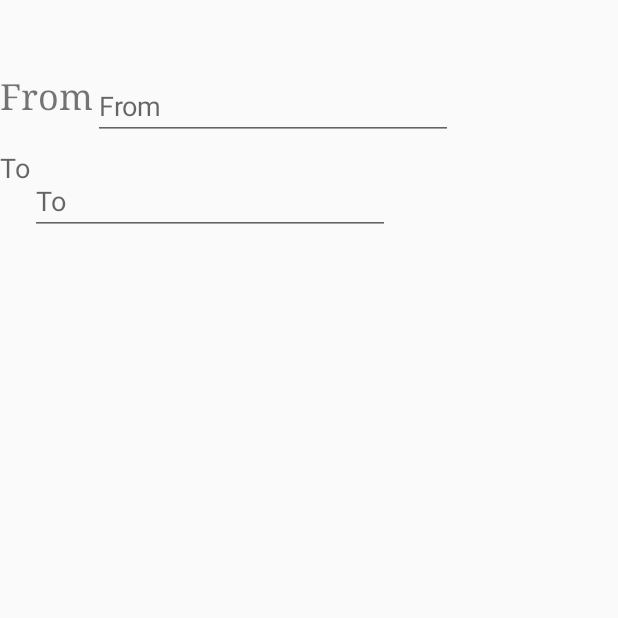
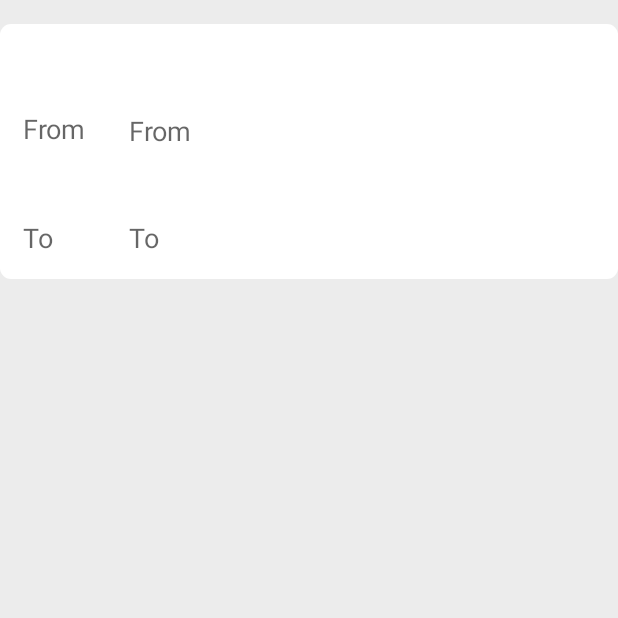
Before and after one commit to sathvisiva/Learning, an Android app: the screen it shows after launch (MainActivity), on a phone screen of 412 x 824 dp, the top half of it. Run offline under Robolectric (Android 15) with nearby library versions, the phone set to English and light mode, and no system bars.

Commit message:
changed layout

```diff
--- a/app/src/main/java/setc/com/learning1/DummyDB.java
+++ b/app/src/main/java/setc/com/learning1/DummyDB.java
@@ -13,7 +13,7 @@ public class DummyDB {
 
     public DummyDB() {
 
-        String data = "Chennai,Coimbatore,cuddalore"+
+        String data = "Chennai,Coimbatore,cuddalore,"+
                 "Argentina,	Armenia, Australia,	Austria,Azerbaijan,Bahamas,Bahrain,Bangladesh,Barbados,"+
 
                 "United Kingdom,United States,Uruguay,Uzbekistan,Vanuatu,Vatican City,Venezuela,Vietnam,Yemen,Zambia,Zimbabwe";
@@ -42,6 +42,7 @@ public class DummyDB {
         }
         String[] matched1 = new String[matched.size()];
        matched1 = matched.toArray(matched1);
+        matched1  = (matched1.length == 0) ? matched1 : matched1;
         return matched1;
     }
 
--- a/app/src/main/java/setc/com/learning1/MainActivity.java
+++ b/app/src/main/java/setc/com/learning1/MainActivity.java
@@ -37,13 +37,17 @@ public class MainActivity extends Activity {
     private LinearLayout mSecondGroup;
     private View mFirstSpacer, mSecondSpacer;
     private EditText mTv2, mTv7;
-    private String[] myDataset ;
+    private EditText focused;
+    private String[] RecentSearch = {"Chennai", "Trichy","madurai","Coimbatore" };
+    private String[] myDataset;
     private TimeInterpolator ANIMATION_INTERPOLATOR = new DecelerateInterpolator();
     private int ANIMATION_DURATION = 3500;
     private int mHalfHeight;
     private CustomAnimator animator = new CustomAnimator(); // added for custom animator
     DummyDB db = new DummyDB();
     private static Context context;
+    private RecyclerView mRecyclerView;
+
 
     @Override
     protected void onCreate(Bundle savedInstanceState) {
@@ -63,43 +67,50 @@ public class MainActivity extends Activity {
         });
 
         setContentView(view);
+        retrieveViews();
 
 
-        retrieveViews();
+
+
+
+
+        mRecyclerView = (RecyclerView) findViewById(R.id.recyclerView);
+        myDataset = RecentSearch;
+        mRecyclerView.setLayoutManager(new LinearLayoutManager(this));
+        MyAdapter mAdapter = new MyAdapter(myDataset,context,mTv2);
+        mRecyclerView.setAdapter(mAdapter);
+        mRecyclerView.setItemAnimator(new DefaultItemAnimator());
+        mRecyclerView.addOnItemTouchListener(new RecyclerItemClickListener(
+                getApplicationContext(),
+                new RecyclerItemClickListener.OnItemClickListener() {
+                    @Override
+                    public void onItemClick(View view, int position) {
+                        focused.setText(myDataset[position]);
+                        stopAnimation();
+                        myDataset = RecentSearch;
+
+                    }
+                }));
 
         mTv2.setOnFocusChangeListener(new View.OnFocusChangeListener() {
             @Override
             public void onFocusChange(View v, boolean hasFocus) {
-                startAnimation();
+                focused = mTv2;
+                startAnimation(mTv2);
             }
         });
-
-
-
-
-/*    mTv1.setOnClickListener(new View.OnClickListener() {
+        mTv7.setOnFocusChangeListener(new View.OnFocusChangeListener() {
             @Override
-        public void onClick(View v) {
-            stopAnimation();
-        }
-    }); */
-
-        RecyclerView mRecyclerView = (RecyclerView) findViewById(R.id.recyclerView);
-
-        mRecyclerView.setLayoutManager(new LinearLayoutManager(this));
+            public void onFocusChange(View v, boolean hasFocus) {
+                focused = mTv7;
+                myDataset = RecentSearch;
                 MyAdapter mAdapter = new MyAdapter(myDataset,context,mTv2);
                 mRecyclerView.setAdapter(mAdapter);
-        mRecyclerView.setItemAnimator(new DefaultItemAnimator());
-    /*    mRecyclerView.addOnItemTouchListener(new RecyclerItemClickListener(
-                getApplicationContext(),
-                new RecyclerItemClickListener.OnItemClickListener() {
-                    @Override
-                    public void onItemClick(View view, int position) {
-                        mTv2.setText(myDataset[position]);
-                        stopAnimation();
+                mAdapter.notifyDataSetChanged();
+                startAnimation(mTv7);
 
             }
-                }));*/
+        });
 
         mTv2.addTextChangedListener(new TextWatcher() {
 
@@ -116,9 +127,35 @@ public class MainActivity extends Activity {
             public void afterTextChanged(Editable s) {
                 RecyclerView mRecyclerView = (RecyclerView) findViewById(R.id.recyclerView);
                 String theText = s.toString();
+                System.out.println(theText);
+                if(theText.length() == 1){
+                    myDataset = RecentSearch;
+                }else
+                    myDataset = db.getCityList(theText);
+                MyAdapter mAdapter = new MyAdapter(myDataset,context,mTv2);
+                mRecyclerView.setAdapter(mAdapter);
+                mAdapter.notifyDataSetChanged();
+            }
+        });
+
+        mTv7.addTextChangedListener(new TextWatcher() {
+
+            @Override
+            public void onTextChanged(CharSequence s, int start, int before, int count) {
+            }
+
+            @Override
+            public void beforeTextChanged(CharSequence s, int start, int count,
+                                          int after) {
+            }
+
+            @Override
+            public void afterTextChanged(Editable s) {
+                RecyclerView mRecyclerView = (RecyclerView) findViewById(R.id.recyclerView);
+                String theText = s.toString();
                 myDataset = db.getCityList(theText);
 
-                MyAdapter mAdapter = new MyAdapter(myDataset,context,mTv2);
+                MyAdapter mAdapter = new MyAdapter(myDataset,context,mTv7);
                 mRecyclerView.setAdapter(mAdapter);
                 mAdapter.notifyDataSetChanged();
             }
@@ -136,7 +173,8 @@ public class MainActivity extends Activity {
         mTv1 = (TextView) findViewById(R.id.from);
         mTv2 = (EditText) findViewById(R.id.editText);
         mTv3 = (TextView) findViewById(R.id.textView2);
-      /*  mTv7 = (AutoCompleteTextView) findViewById(R.id.autoCompleteTextView2);*/
+        mTv7 = (EditText)findViewById(R.id.editText2);
+
         mFirstSpacer = findViewById(R.id.first_spacer);
 
         mSecondGroup = (LinearLayout) findViewById(R.id.second_group_container);
@@ -149,22 +187,15 @@ public class MainActivity extends Activity {
         mEditFragmentContainer = (FrameLayout) findViewById(R.id.edit_mode_fragment_container);
     }
 
-    private void startAnimation() {
+    private void startAnimation(View viewStick) {
+        final View viewStick1 = viewStick;
         new Handler().postDelayed(new Runnable() {
             @Override
             public void run() {
-                animator.setAnimatorViews(mMainContainer, mTv2, mFirstGroup, Arrays.asList(new View[]{mSecondGroup, mSecondSpacer}), mFirstSpacer, mEditModeContainer, Arrays.asList(new View[]{}));
-			//animator.setAnimatorViews(mMainContainer, mTv4, mSecondGroup, Arrays.asList(new View[]{}), mSecondSpacer, mEditModeContainer, Arrays.asList(new View[]{mFirstGroup, mFirstSpacer}));
+                animator.setAnimatorViews(mMainContainer, viewStick1, mFirstGroup, Arrays.asList(new View[]{mSecondGroup, mSecondSpacer}), mFirstSpacer, mEditModeContainer, Arrays.asList(new View[]{}));
                 animator.prepareAnimation();
                 animator.start();
 
-        /*        new Handler().postDelayed(new Runnable() {
-                    @Override
-                    public void run() {
-                        animator.prepareRevert();
-                        animator.start();
-                    }
-                }, 6000);*/
             }
         }, 600);
     }
--- a/app/src/main/java/setc/com/learning1/MyAdapter.java
+++ b/app/src/main/java/setc/com/learning1/MyAdapter.java
@@ -9,7 +9,7 @@ import android.view.View;
 import android.view.ViewGroup;
 import android.widget.TextView;
 import android.content.Context;
-public class MyAdapter extends RecyclerView.Adapter<MyAdapter.ViewHolder> implements View.OnClickListener {
+public class MyAdapter extends RecyclerView.Adapter<MyAdapter.ViewHolder>  {
     private String[] itemsData;
     private static Context sContext;
     private TextView mfocused;
@@ -27,7 +27,7 @@ public class MyAdapter extends RecyclerView.Adapter<MyAdapter.ViewHolder> implem
                 .inflate(R.layout.item_layout, null);
 // create ViewHolder
         ViewHolder viewHolder = new ViewHolder(itemLayoutView);
-        viewHolder.txtViewTitle.setOnClickListener(MyAdapter.this);
+   //     viewHolder.txtViewTitle.setOnClickListener(MyAdapter.this);
         viewHolder.txtViewTitle.setTag(viewHolder);
         return viewHolder;
     }
@@ -56,14 +56,6 @@ public class MyAdapter extends RecyclerView.Adapter<MyAdapter.ViewHolder> implem
         return len;
     }
 
-    @Override
-    public void onClick(View view){
-            ViewHolder viewHolder = (ViewHolder) view.getTag();
-        if(view.getId() == viewHolder.txtViewTitle.getId()){
-            this.mfocused.setText(viewHolder.txtViewTitle.getText());
-            System.out.println(viewHolder.txtViewTitle.getText());
 
-        }
-    }
 
 }
--- /dev/null
+++ b/app/src/main/res/drawable/bg.xml
@@ -0,0 +1,9 @@
+<?xml version="1.0" encoding="UTF-8"?>
+<shape xmlns:android="http://schemas.android.com/apk/res/android"
+    android:shape="rectangle">
+    <solid android:color="#ffffff"/>
+    <corners android:bottomLeftRadius="7dip"
+        android:topRightRadius="7dip"
+        android:topLeftRadius="7dip"
+        android:bottomRightRadius="7dip" />
+</shape>
--- a/app/src/main/res/layout/activity_main.xml
+++ b/app/src/main/res/layout/activity_main.xml
@@ -19,125 +19,61 @@
             android:layout_height="wrap_content"
             android:clipToPadding="false"
             android:orientation="vertical"
-            android:paddingBottom="16dip">
+            android:paddingBottom="16dip"
+            android:background="#ECECEC">
 
             <RelativeLayout
                 android:layout_width="fill_parent"
                 android:layout_height="wrap_content"
                 android:layout_marginTop="@dimen/margin"
-                android:background="@android:color/transparent"
-                android:id="@+id/first_group_container">
-            <TextView
-                android:layout_width="wrap_content"
-                android:layout_height="wrap_content"
-                android:text="@string/From"
-                android:layout_marginTop="32dp"
-                android:id="@+id/from"
-                android:textSize="24dp"
-                android:typeface="serif"
-                android:layout_alignParentLeft="true"
-                android:layout_alignParentStart="true" />
-
-                <EditText
-                    android:layout_width="240dp"
-                    android:layout_height="wrap_content"
-                    android:id="@+id/editText"
-                    android:width="240dp"
-                    android:layout_marginTop="32dp"
-                    android:layout_toRightOf="@id/from"
-                    android:hint="From"
-                    android:singleLine="true" />
-
-
-                <TextView
-                    android:layout_width="wrap_content"
-                    android:layout_height="wrap_content"
-                    android:text="@string/To"
-                    android:id="@+id/textView2"
-                    android:layout_below="@+id/from"
-                    android:layout_alignLeft="@+id/from"
-                    android:layout_alignStart="@+id/from"
-                    android:layout_marginTop="20dp"
-                    android:textAppearance="?android:attr/textAppearanceMedium" />
-
-                <EditText
-                    android:layout_width="240dp"
-                    android:layout_height="wrap_content"
-                    android:id="@+id/editText1"
-                    android:width="240dp"
-                    android:layout_marginTop="32dp"
-                    android:layout_toRightOf="@id/textView2"
-                    android:layout_below="@+id/from"
-                    android:hint="To"
-                    android:singleLine="true" />
-
-                <!--  <AutoCompleteTextView
-                      android:layout_width="wrap_content"
-                      android:layout_height="wrap_content"
-                      android:id="@+id/autoCompleteTextView2"
-                      android:width="240dp"
-                      android:layout_below="@+id/textView2"
-                      android:layout_alignLeft="@+id/textView2"
-                      android:layout_alignStart="@+id/textView2"/>
+                android:id = "@+id/first_group_container"
+                style="@style/white_background_wh">
 
                 <TextView
                     android:layout_width="wrap_content"
                     android:layout_height="wrap_content"
                     android:textAppearance="?android:attr/textAppearanceMedium"
-                          android:text="Journey Date"
-                          android:id="@+id/textView"
-                          android:layout_below="@+id/autoCompleteTextView2"
-                          android:layout_alignLeft="@+id/autoCompleteTextView2"
-                          android:layout_alignStart="@+id/autoCompleteTextView2"
-                          android:layout_marginTop="20dp" />
+                    android:text="From"
+                    android:id="@+id/from"
+                    android:layout_alignParentTop="true"
+                    android:layout_alignParentLeft="true"
+                    android:layout_alignParentStart="true"
+                    android:layout_marginTop="42dp" />
 
                 <EditText
                     android:layout_width="wrap_content"
                     android:layout_height="wrap_content"
                     android:id="@+id/editText"
+
+                    android:layout_centerHorizontal="true"
                     android:width="240dp"
-                          android:layout_below="@+id/textView"
-                          android:layout_alignLeft="@+id/textView"
-                          android:layout_alignStart="@+id/textView"
-                          android:editable="false"/>
-
+                    android:layout_marginTop="43dp"
+                    android:background="@android:color/transparent"
+                    android:hint="From" />
 
                 <TextView
                     android:layout_width="wrap_content"
                     android:layout_height="wrap_content"
                     android:textAppearance="?android:attr/textAppearanceMedium"
-                          android:text="Time"
-                          android:id="@+id/textView3"
-                          android:layout_below="@+id/editText"
-                          android:layout_alignLeft="@+id/editText"
-                          android:layout_alignStart="@+id/editText"
-                          android:layout_marginTop="20dp" />
+                    android:text="To"
+                    android:id="@+id/textView2"
+                    android:layout_below="@+id/from"
+                    android:layout_alignParentLeft="true"
+                    android:layout_alignParentStart="true"
+                    android:layout_marginTop="48dp" />
 
-                      <Spinner
-                          android:id="@+id/time"
-                          android:layout_width="fill_parent"
-                          android:layout_height="wrap_content"
-                          android:layout_below="@+id/textView3"
-                          android:layout_alignLeft="@+id/textView3"
-                          android:layout_alignStart="@+id/textView3"
-                          android:layout_alignRight="@+id/textView"
-                          android:layout_alignEnd="@+id/textView"
-                          android:layout_marginTop="20dp"/>
-
-                      <Button
+                <EditText
                     android:layout_width="wrap_content"
                     android:layout_height="wrap_content"
-                          android:text="Search"
-                          android:id="@+id/button"
-                          android:layout_below="@+id/time"
-                          android:layout_toRightOf="@+id/textView3"
-                          android:background="#00897B"
-                          android:layout_alignRight="@+id/editText"
-                          android:layout_alignEnd="@+id/editText"
-                          android:textColor="@android:color/white"
-                          android:gravity="center|center_vertical|center_horizontal"
-                          android:layout_marginTop="40dp"
-                          android:layout_marginLeft="-35dp" />-->
+                    android:id="@+id/editText2"
+                    android:layout_alignBottom="@+id/textView2"
+                    android:layout_centerHorizontal="true"
+                    android:width="240dp"
+                    android:autoText="false"
+                    android:background="@android:color/transparent"
+                    android:hint="To" />
+
+
             </RelativeLayout>
 
 
@@ -251,8 +187,7 @@
                     xmlns:tools="http://schemas.android.com/tools"
                     android:id="@+id/recyclerView"
                     android:layout_width="match_parent"
-                    android:layout_height="match_parent"
-                    />
+                    android:layout_height="match_parent" />
                 </RelativeLayout>
 
                 </FrameLayout>
--- a/app/src/main/res/values/dimens.xml
+++ b/app/src/main/res/values/dimens.xml
@@ -5,4 +5,8 @@
     <dimen name="view_height">16dip</dimen>
     <dimen name="margin">16dip</dimen>
     <dimen name="separator_height">2dip</dimen>
+    <dimen name="card_margin_top">40dp</dimen>
+
+    <dimen name="card_margin_bottom">350dp</dimen>
+    <dimen name="white_background_padding">15dp</dimen>
 </resources>
--- a/app/src/main/res/values/styles.xml
+++ b/app/src/main/res/values/styles.xml
@@ -5,4 +5,15 @@
         <!-- Customize your theme here. -->
     </style>
 
+    <style name="white_background_wh">
+
+        <item name="android:background">@drawable/bg</item>
+        <item name="android:layout_marginTop">@dimen/card_margin_top</item>
+
+        <item name="android:layout_marginBottom">@dimen/card_margin_bottom</item>
+
+        <item name="android:padding">@dimen/white_background_padding</item>
+
+    </style>
+
 </resources>
```
Also changed, not shown: 2 other files. Lines whose indentation alone changed are shown as unchanged.
